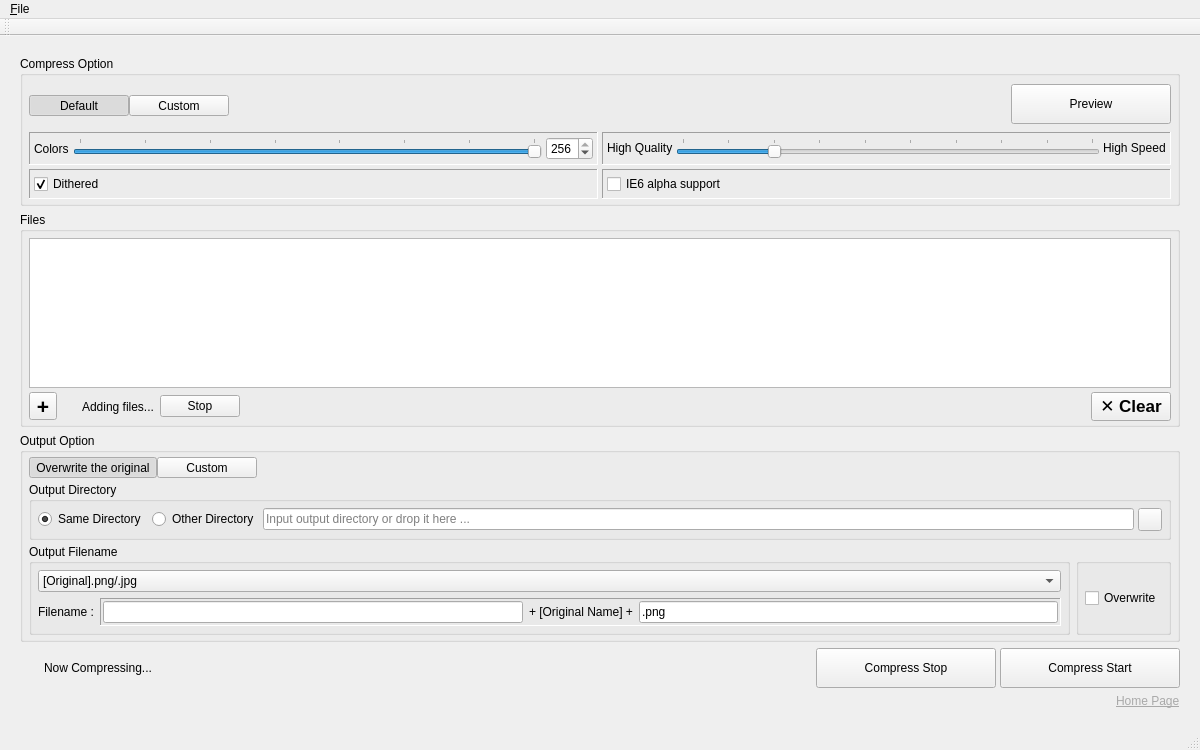
Before: the Qt Designer form pngyumainwindow.ui in CameronBanga/Pngyu-Neue, drawn with Qt 5.
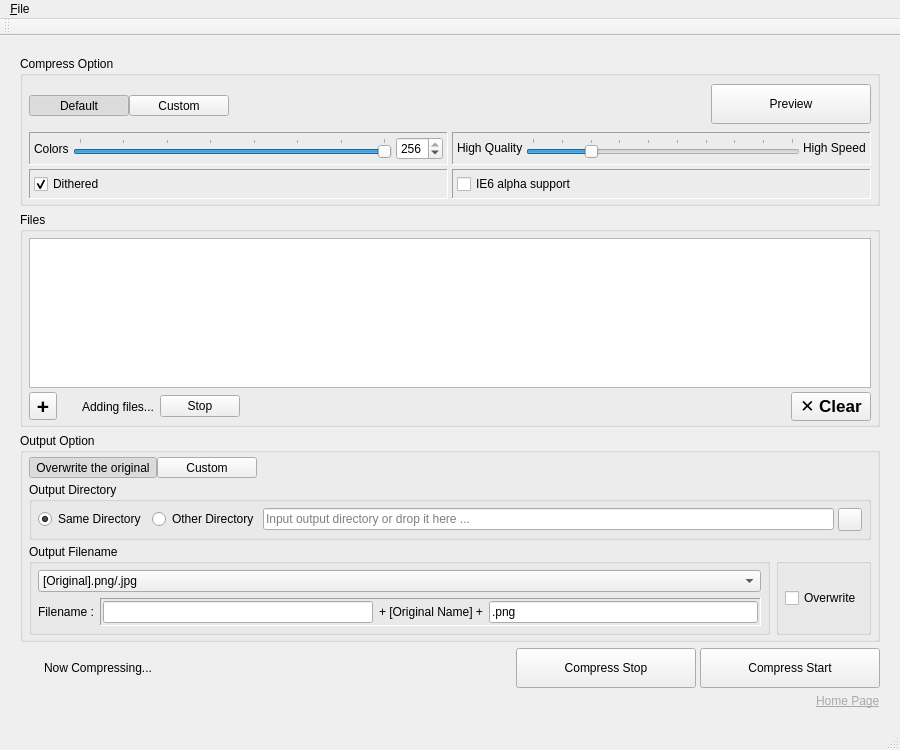
After: the same form once the commit is applied. Icons and pictures are not drawn. Custom widgets are drawn as their Qt base class.

Patch:
```diff
--- a/pngyumainwindow.ui
+++ b/pngyumainwindow.ui
@@ -12,7 +12,7 @@
   </property>
   <property name="minimumSize">
    <size>
-    <width>1200</width>
+    <width>900</width>
     <height>750</height>
    </size>
   </property>
```
Left out of the diff: 2 changed lines with no effect on the pictures.
